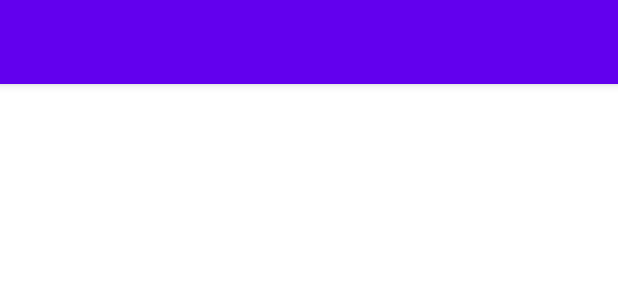
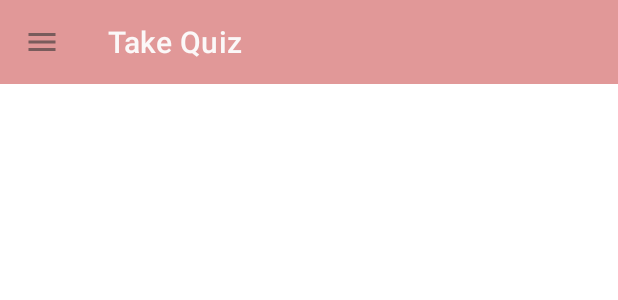
Before and after one commit to junaid786-prog/quiz-drawer-app, an Android app: the layout activity_main.xml on its own in the app's theme, with its tools: preview values and no code run, on a phone screen of 412 x 824 dp. Shown: the top 300 px of the screen. Run offline under Robolectric (Android 15) with nearby library versions, the phone set to English and light mode, and no system bars.

Commit message:
navigation icon added

```diff
--- /dev/null
+++ b/app/src/main/res/drawable-anydpi/menu_icon.xml
@@ -0,0 +1,11 @@
+<vector xmlns:android="http://schemas.android.com/apk/res/android"
+    android:width="24dp"
+    android:height="24dp"
+    android:viewportWidth="24"
+    android:viewportHeight="24"
+    android:tint="#333333"
+    android:alpha="0.6">
+  <path
+      android:fillColor="@android:color/white"
+      android:pathData="M3,18h18v-2L3,16v2zM3,13h18v-2L3,11v2zM3,6v2h18L21,6L3,6z"/>
+</vector>
--- a/app/src/main/res/layout/activity_main.xml
+++ b/app/src/main/res/layout/activity_main.xml
@@ -11,13 +11,18 @@
     android:id="@+id/drawerLayout"
     tools:openDrawer="start">
 
-    <include
-        layout="@layout/app_bar_main"
-        android:layout_height="wrap_content"
-        android:layout_width="wrap_content" />
+    <androidx.constraintlayout.widget.ConstraintLayout
+        android:layout_width="match_parent"
+        android:layout_height="match_parent">
+        <include
+            layout="@layout/app_bar_main"
+            android:layout_height="wrap_content"
+            android:layout_width="match_parent" />
+    </androidx.constraintlayout.widget.ConstraintLayout>
+
     <com.google.android.material.navigation.NavigationView
         android:id="@+id/navigationView"
-        android:layout_width="wrap_content"
+        android:layout_width="match_parent"
         android:layout_height="match_parent"
         android:layout_gravity="start"
         android:fitsSystemWindows="true"
--- a/app/src/main/res/layout/app_bar_main.xml
+++ b/app/src/main/res/layout/app_bar_main.xml
@@ -1,19 +1,25 @@
 <?xml version="1.0" encoding="utf-8"?>
-<LinearLayout
-    android:orientation="vertical"
+<LinearLayout android:orientation="vertical"
     xmlns:android="http://schemas.android.com/apk/res/android"
     android:layout_width="match_parent"
-    android:layout_height="match_parent">
+    android:layout_height="match_parent"
+    xmlns:app="http://schemas.android.com/apk/res-auto">
     <com.google.android.material.appbar.AppBarLayout
         android:layout_width="match_parent"
         android:layout_height="wrap_content"
         >
-        <androidx.appcompat.widget.Toolbar
+
+        <com.google.android.material.appbar.MaterialToolbar
+            android:id="@+id/toolbar"
             android:layout_width="match_parent"
             android:layout_height="wrap_content"
-            android:id="@+id/toolbar"
-            >
+            android:background="#E19898"
 
-        </androidx.appcompat.widget.Toolbar>
+            app:navigationIcon="@drawable/menu_icon"
+            app:subtitleTextColor="#FFFFFF"
+            app:title="Take Quiz"
+            app:titleTextColor="#FBF8F8">
+
+        </com.google.android.material.appbar.MaterialToolbar>
     </com.google.android.material.appbar.AppBarLayout>
 </LinearLayout>
```
Also changed, not shown: app/src/main/res/drawable-hdpi/menu_icon.png (added), app/src/main/res/drawable-mdpi/menu_icon.png (added), app/src/main/res/drawable-xhdpi/menu_icon.png (added), app/src/main/res/drawable-xxhdpi/menu_icon.png (added).
